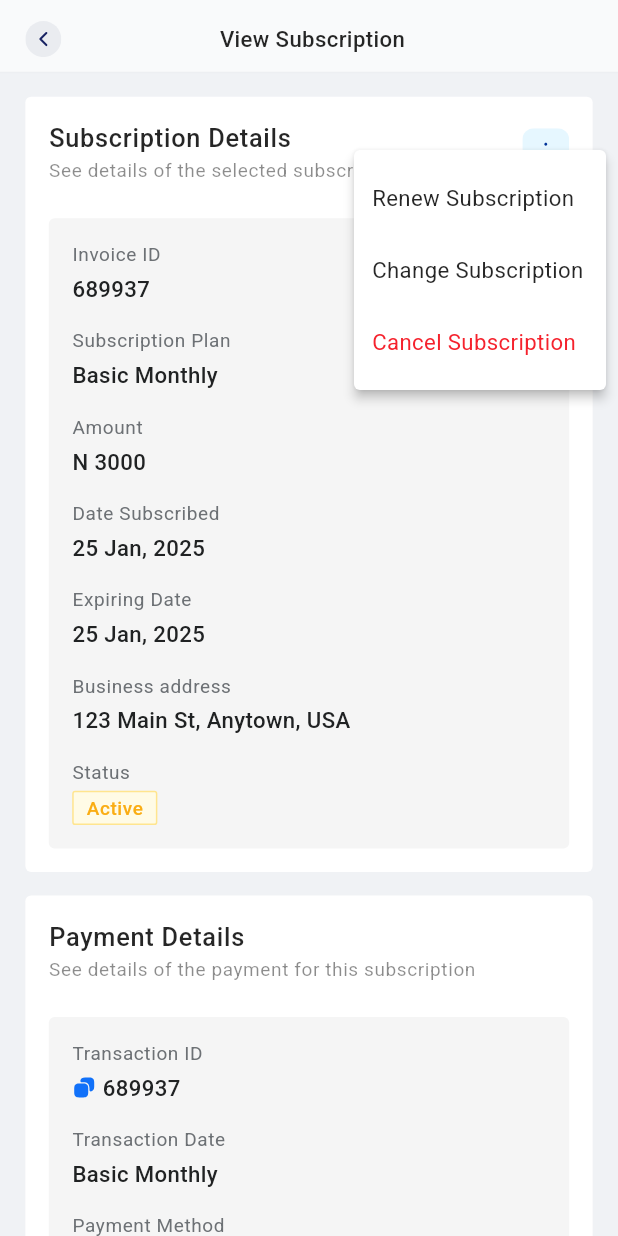
After one commit to sbscphp/builderskonect-pos-mobile, a Flutter app: the SubscriptionDetailsScreen screen opened by its route, after a tap on an icon or button, on a phone screen of 412 x 824 dp. The commit adds this screen. Run offline on Flutter 3.47's test engine with Material 3 defaults, Android fonts, the phone set to English and light mode, and no system bars; our stand-ins replace another_flushbar, cached_network_image, currency_text_input_formatter, dio, file_picker, flutter_dotenv and 13 more; accounts and stored records are empty; network calls fail; statements that could not run were skipped.

Commit message:
feat(subscription): add subscription details and renewal screens
- Add new screens for subscription details and renewal
- Export new components and screens in plans.dart
- Add new SVG icon for circle menu
- Update bottom nav column color scheme
- Add new routes for subscription screens
- Refactor RowText into PlansRowText component

```diff
--- a/lib/core/routes/app_router.dart
+++ b/lib/core/routes/app_router.dart
@@ -118,6 +118,18 @@ class AppRouter {
         }
         return errorScreen(settings);
 
+      case RoutePath.subscriptionDetailsScreen:
+        return TransitionUtils.buildTransition(
+          SubscriptionDetailsScreen(),
+          settings,
+        );
+
+      case RoutePath.renewSubscriptionScreen:
+        return TransitionUtils.buildTransition(
+          RenewSubscriptionScreen(),
+          settings,
+        );
+
       // POS
       case RoutePath.moreScreen:
         return TransitionUtils.buildTransition(
--- a/lib/core/routes/route_path.dart
+++ b/lib/core/routes/route_path.dart
@@ -17,11 +17,13 @@ class RoutePath {
 
   static const profileScreen = '/profileScreen';
 
-  // Plans
+  // Subscription Plans
   static const pricingPlansScreen = '/pricingPlansScreen';
   static const getStartedScreen = '/getStartedScreen';
   static const planLearnMoreScreen = '/planLearnMoreScreen';
   static const subscriptionSuccessScreen = '/subscriptionSuccessScreen';
+  static const subscriptionDetailsScreen = '/subscriptionDetailsScreen';
+  static const renewSubscriptionScreen = '/renewSubscriptionScreen';
 
   // POS
   static const moreScreen = '/moreScreen';
--- a/lib/core/themes/app_svgs.dart
+++ b/lib/core/themes/app_svgs.dart
@@ -44,5 +44,7 @@ class AppSvgs {
   static const String copy = "$svgIcon/copy.svg";
   static const String profileEdit = "$svgIcon/profileEdit.svg";
   static const String search = "$svgIcon/search.svg";
+
   static const String circleAdd = "$svgIcon/circleAdd.svg";
+  static const String circleMenu = "$svgIcon/circleMenu.svg";
 }
--- a/lib/ui/components/dashboard/bottom_nav_column.dart
+++ b/lib/ui/components/dashboard/bottom_nav_column.dart
@@ -42,7 +42,7 @@ class BottomNavColumn extends StatelessWidget {
           Text(
             labelText,
             style: textTheme.text12?.copyWith(
-              color: isActive ? colorScheme.primary : AppColors.neutral9,
+              color: isActive ? colorScheme.primaryColor : AppColors.neutral9,
             ),
           ),
         ],
--- a/lib/ui/components/plans/plans.dart
+++ b/lib/ui/components/plans/plans.dart
@@ -1,3 +1,4 @@
 export 'plan_table_row.dart';
+export 'plans_row_text.dart';
 export 'pricing_card.dart';
 export 'pricing_tab.dart';
--- a/lib/ui/components/pos/filter_header.dart
+++ b/lib/ui/components/pos/filter_header.dart
@@ -5,11 +5,13 @@ class FilterHeader extends StatelessWidget {
     super.key,
     required this.title,
     required this.subTitle,
+    this.svgIcon,
     this.onFilter,
   });
 
   final String title;
   final String subTitle;
+  final String? svgIcon;
   final Function()? onFilter;
 
   @override
@@ -32,10 +34,11 @@ class FilterHeader extends StatelessWidget {
             ],
           ),
         ),
+        if (onFilter != null)
           InkWell(
             onTap: onFilter,
             child: SvgPicture.asset(
-            AppSvgs.filter,
+              svgIcon ?? AppSvgs.filter,
               height: Sizer.height(32),
             ),
           )
--- a/lib/ui/components/profile/tabs/subscription_tab.dart
+++ b/lib/ui/components/profile/tabs/subscription_tab.dart
@@ -97,6 +97,12 @@ class _SubscriptionTabState extends ConsumerState<SubscriptionTab> {
                     secondColText: "N 3000",
                     status: "Expired",
                     date: DateTime.now(),
+                    onTap: () {
+                      Navigator.pushNamed(
+                        context,
+                        RoutePath.subscriptionDetailsScreen,
+                      );
+                    },
                   );
                 },
               ),
--- a/lib/ui/screens/plans/plans.dart
+++ b/lib/ui/screens/plans/plans.dart
@@ -1,4 +1,6 @@
 export 'get_started_screen.dart';
 export 'plan_learn_more_screen.dart';
 export 'pricing_plans_screen.dart';
+export 'renew_subscription_screen.dart';
+export 'subscription_details_screen.dart';
 export 'subscription_success_screen.dart';
--- /dev/null
+++ b/lib/ui/screens/plans/subscription_details_screen.dart
@@ -0,0 +1,200 @@
+// ignore_for_file: use_build_context_synchronously
+
+import 'package:builders_konnect/core/core.dart';
+import 'package:builders_konnect/ui/components/components.dart';
+
+class SubscriptionDetailsScreen extends ConsumerStatefulWidget {
+  const SubscriptionDetailsScreen({super.key});
+
+  @override
+  ConsumerState<SubscriptionDetailsScreen> createState() =>
+      _SubscriptionDetailsScreenState();
+}
+
+class _SubscriptionDetailsScreenState
+    extends ConsumerState<SubscriptionDetailsScreen> {
+  @override
+  Widget build(BuildContext context) {
+    final textTheme = Theme.of(context).textTheme;
+    final colorScheme = Theme.of(context).colorScheme;
+    return Scaffold(
+      appBar: CustomAppbar(
+        title: "View Subscription",
+      ),
+      body: ListView(
+        padding: EdgeInsets.only(
+          left: Sizer.width(16),
+          right: Sizer.width(16),
+          bottom: Sizer.height(50),
+        ),
+        children: [
+          YBox(16),
+          Container(
+            padding: EdgeInsets.all(Sizer.radius(16)),
+            decoration: BoxDecoration(
+              color: colorScheme.white,
+              borderRadius: BorderRadius.circular(Sizer.radius(4)),
+            ),
+            child: Column(
+              crossAxisAlignment: CrossAxisAlignment.start,
+              children: [
+                FilterHeader(
+                  title: "Subscription Details",
+                  subTitle: "See details of the selected subscription",
+                  svgIcon: AppSvgs.circleMenu,
+                  onFilter: () {
+                    showMenu(
+                      context: context,
+                      position: RelativeRect.fromLTRB(100, 100, 0, 0),
+                      items: [
+                        PopupMenuItem(
+                          value: 'renew',
+                          child: Text('Renew Subscription',
+                              style: textTheme.text14),
+                        ),
+                        PopupMenuItem(
+                          value: 'change',
+                          child: Text('Change Subscription',
+                              style: textTheme.text14),
+                        ),
+                        PopupMenuItem(
+                          value: 'cancel',
+                          child: Text('Cancel Subscription',
+                              style: textTheme.text14?.copyWith(
+                                color: AppColors.red2D,
+                              )),
+                        ),
+                      ],
+                    ).then((value) {
+                      // Handle the selected option
+                      if (value != null) {
+                        // Implement the action for the selected option
+                        printty('Selected: $value');
+                        switch (value) {
+                          case 'renew':
+                            Navigator.pushNamed(
+                                context, RoutePath.renewSubscriptionScreen);
+                            break;
+                          case 'change':
+                            Navigator.pushNamed(
+                                context, RoutePath.renewSubscriptionScreen);
+                            break;
+                          case 'cancel':
+                            Navigator.pushNamed(
+                                context, RoutePath.renewSubscriptionScreen);
+                            break;
+                          default:
+                            break;
+                        }
+                      }
+                    });
+                  },
+                ),
+                YBox(24),
+                Container(
+                  width: double.infinity,
+                  padding: EdgeInsets.all(Sizer.radius(16)),
+                  decoration: BoxDecoration(
+                    color: AppColors.neutral3,
+                    borderRadius: BorderRadius.circular(Sizer.radius(4)),
+                  ),
+                  child: Column(
+                    crossAxisAlignment: CrossAxisAlignment.start,
+                    children: [
+                      ProfileColText(
+                        title: "Invoice ID",
+                        subTitle: "689937",
+                      ),
+                      YBox(16),
+                      ProfileColText(
+                        title: "Subscription Plan",
+                        subTitle: "Basic Monthly",
+                      ),
+                      YBox(16),
+                      ProfileColText(
+                        title: "Amount",
+                        subTitle: "N 3000",
+                      ),
+                      YBox(16),
+                      ProfileColText(
+                        title: "Date Subscribed",
+                        subTitle: "25 Jan, 2025",
+                      ),
+                      YBox(16),
+                      ProfileColText(
+                        title: "Expiring Date",
+                        subTitle: "25 Jan, 2025",
+                      ),
+                      YBox(16),
+                      ProfileColText(
+                        title: "Business address",
+                        subTitle: "123 Main St, Anytown, USA",
+                      ),
+                      YBox(16),
+                      Text(
+                        "Status",
+                        style: textTheme.text12?.copyWith(
+                          color: AppColors.grey175,
+                        ),
+                      ),
+                      YBox(4),
+                      OrderStatus(
+                        status: 'Active',
+                      )
+                    ],
+                  ),
+                ),
+              ],
+            ),
+          ),
+          YBox(16),
+          Container(
+            padding: EdgeInsets.all(Sizer.radius(16)),
+            decoration: BoxDecoration(
+              color: colorScheme.white,
+              borderRadius: BorderRadius.circular(Sizer.radius(4)),
+            ),
+            child: Column(
+              crossAxisAlignment: CrossAxisAlignment.start,
+              children: [
+                FilterHeader(
+                  title: "Payment Details",
+                  subTitle: "See details of the payment for this subscription",
+                ),
+                YBox(24),
+                Container(
+                  width: double.infinity,
+                  padding: EdgeInsets.all(Sizer.radius(16)),
+                  decoration: BoxDecoration(
+                    color: AppColors.neutral3,
+                    borderRadius: BorderRadius.circular(Sizer.radius(4)),
+                  ),
+                  child: Column(
+                    crossAxisAlignment: CrossAxisAlignment.start,
+                    children: [
+                      ProfileColText(
+                        title: "Transaction ID",
+                        subTitle: "689937",
+                        onCopy: () {},
+                      ),
+                      YBox(16),
+                      ProfileColText(
+                        title: "Transaction Date",
+                        subTitle: "Basic Monthly",
+                      ),
+                      YBox(16),
+                      ProfileColText(
+                        title: "Payment Method",
+                        subTitle: "buildershub@gmail.com",
+                      ),
+                    ],
+                  ),
+                ),
+              ],
+            ),
+          ),
+        ],
+      ),
+    );
+  }
+}
```
Also changed, not shown: lib/ui/components/plans/plans_row_text.dart (added, +42 -0 lines), lib/ui/screens/plans/get_started_screen.dart (+4 -45 lines), lib/ui/screens/plans/renew_subscription_screen.dart (added, +137 -0 lines), assets/svgs/circleMenu.svg (added). Lines whose indentation alone changed are shown as unchanged.
